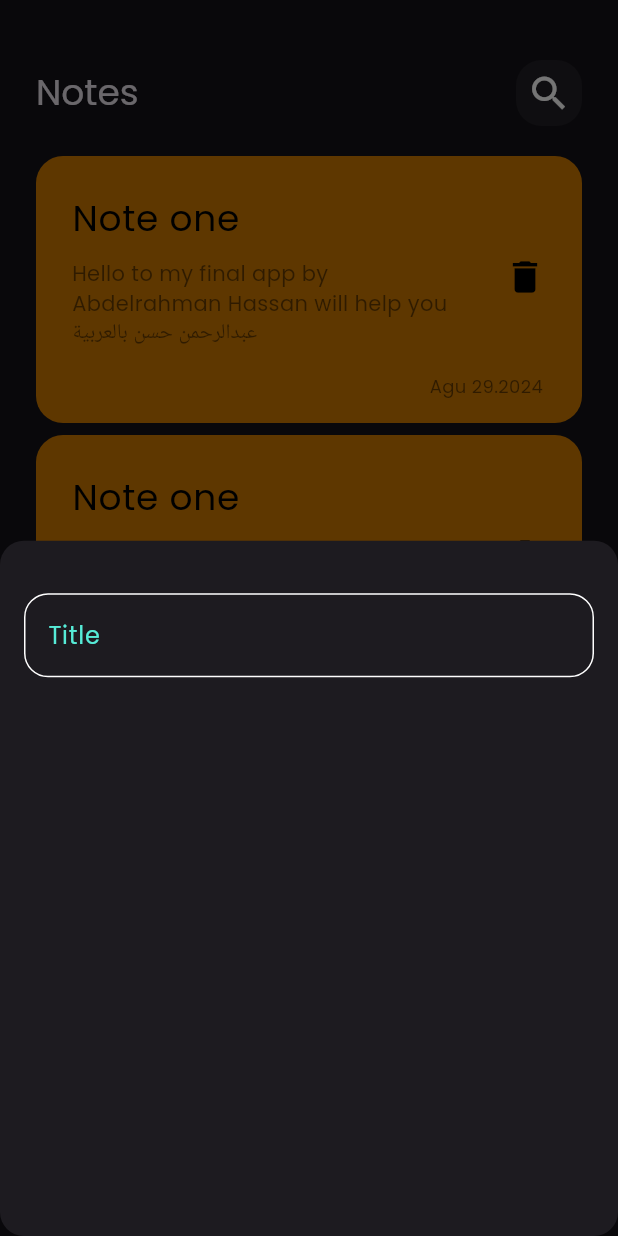
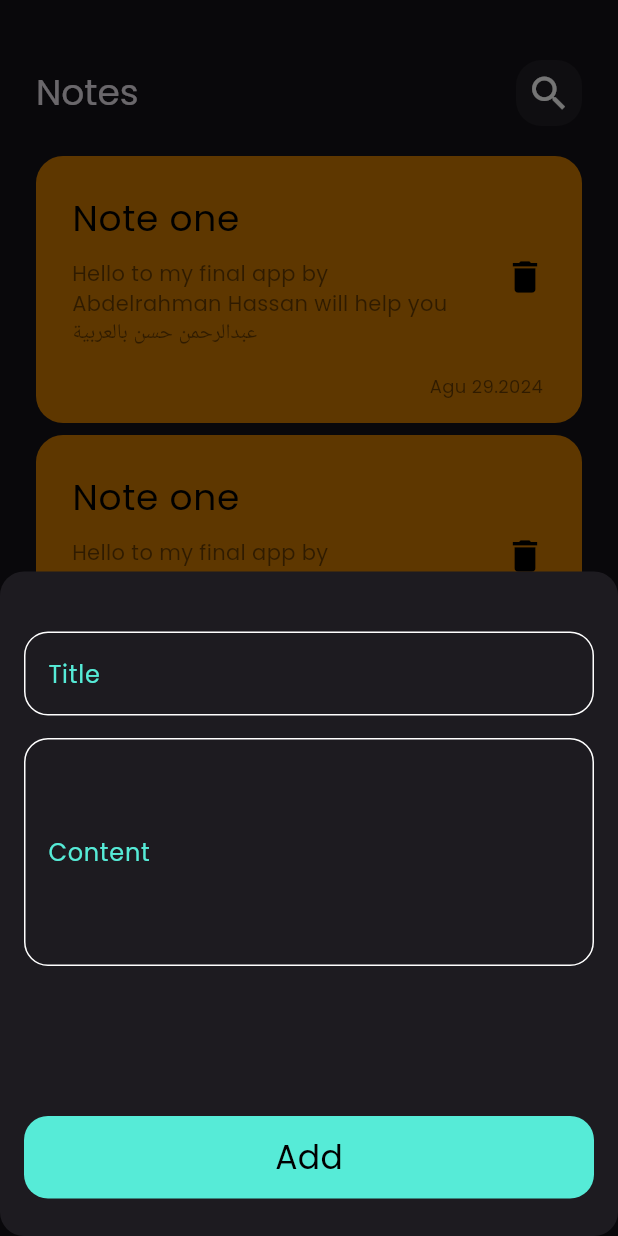
Before and after one commit to abdulrhmanhassan/note_app, a Flutter app: the screen it shows after launch, after a tap on the "add" icon, on a phone screen of 412 x 824 dp. Run offline on Flutter 3.47's test engine with Material 3 defaults, Android fonts, the phone set to English and light mode, and no system bars.

Commit message:
AddButton & textField2

```diff
--- a/lib/views/widgets/add_note_bottom_sheet.dart
+++ b/lib/views/widgets/add_note_bottom_sheet.dart
@@ -1,5 +1,5 @@
 import 'package:flutter/material.dart';
-
+import 'custom_button.dart';
 import 'custom_text_field.dart';
 
 class AddNoteBottomSheet extends StatelessWidget {
@@ -9,13 +9,34 @@ class AddNoteBottomSheet extends StatelessWidget {
   Widget build(BuildContext context) {
     return const Padding(
       padding: EdgeInsets.symmetric(horizontal: 16.0),
-      child: Column(
-        children: [
-          SizedBox(
-            height: 35,
-          ),
-          CustomTextField(),
-        ],
+      child: SingleChildScrollView(
+        child: Column(
+          children: [
+            SizedBox(
+              height: 40,
+            ),
+            CustomTextField(
+              hint: "Title",
+              label: "Title",
+              maxLine: 1,
+            ),
+            SizedBox(
+              height: 15,
+            ),
+            CustomTextField(
+              hint: "Content",
+              label: "Content",
+              maxLine: 5,
+            ),
+            SizedBox(
+              height: 100,
+            ),
+            CustomButton(),
+            SizedBox(
+              height: 25,
+            ),
+          ],
+        ),
       ),
     );
   }
--- /dev/null
+++ b/lib/views/widgets/custom_button.dart
@@ -0,0 +1,28 @@
+import 'package:flutter/material.dart';
+
+import '../../constants.dart';
+
+class CustomButton extends StatelessWidget {
+  const CustomButton({super.key});
+
+  @override
+  Widget build(BuildContext context) {
+    return Container(
+      width: MediaQuery.of(context).size.width,
+      height: 55,
+      decoration: BoxDecoration(
+        borderRadius: BorderRadius.circular(16),
+        color: kPrimerColor,
+      ),
+      child: Center(
+        child: Text(
+          "Add",
+          style: TextStyle(
+            color: Colors.black,
+            fontSize: 22,
+          ),
+        ),
+      ),
+    );
+  }
+}
--- a/lib/views/widgets/custom_text_field.dart
+++ b/lib/views/widgets/custom_text_field.dart
@@ -6,16 +6,23 @@ import 'package:flutter/widgets.dart';
 class CustomTextField extends StatelessWidget {
   const CustomTextField({
     super.key,
+    required this.hint,
+    required this.label,
+    this.maxLine = 1,
   });
 
+  final String hint;
+  final String label;
+  final int maxLine;
   @override
   Widget build(BuildContext context) {
     return TextField(
       cursorColor: kPrimerColor,
+      maxLines: maxLine,
       decoration: InputDecoration(
-        hintText: "Title",
+        hintText: hint,
         hintStyle: const TextStyle(color: kPrimerColor),
-        labelText: "Title",
+        labelText: label,
         labelStyle: const TextStyle(color: kPrimerColor),
         enabledBorder: buildBorder(),
         focusedBorder: buildBorder(kPrimerColor),
```
